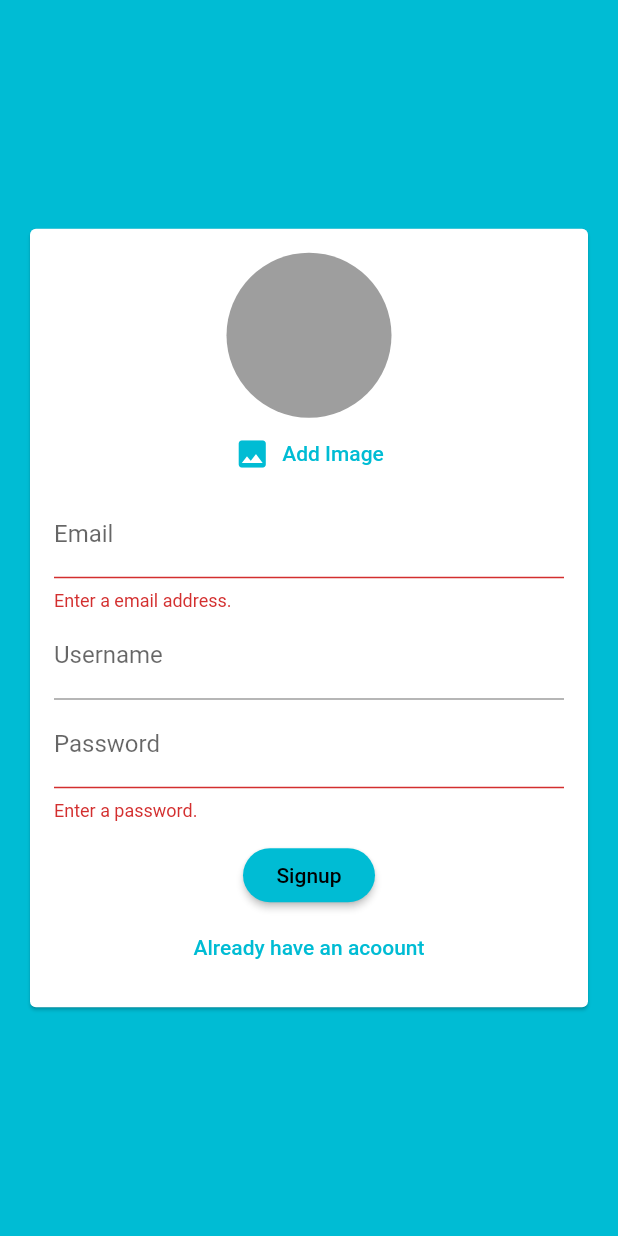
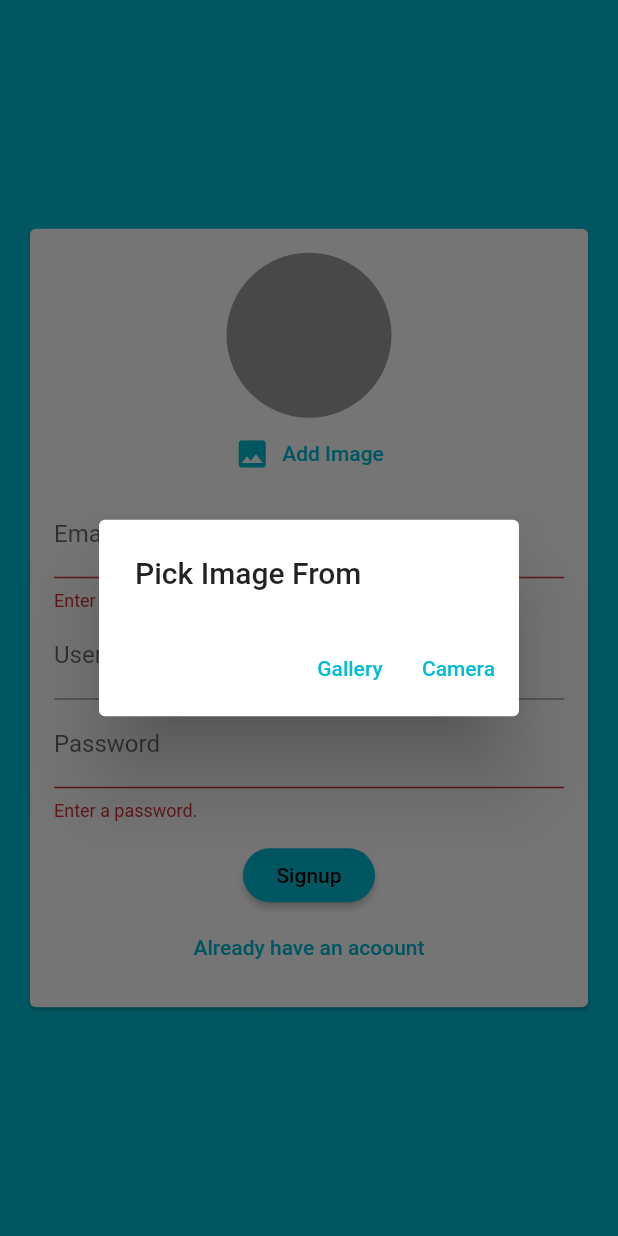
Before and after one commit to SharfarazMahmood/Postman, a Flutter app: the screen it shows after launch, after a tap on "Login", after a tap on "Create new account", after a tap on "Add Image", on a phone screen of 412 x 824 dp. Run offline on Flutter 3.47's test engine with Material 2 defaults, Android fonts, the phone set to English and light mode, and no system bars; our stand-ins replace cloud_firestore, firebase_auth, firebase_storage, image_picker; accounts and stored records are empty.

Commit message:
User image upload to cloud firestore, User images shown for incoming messages.

```diff
--- a/lib/widgets/auth/auth_form.dart
+++ b/lib/widgets/auth/auth_form.dart
@@ -1,15 +1,20 @@
+import 'dart:io';
+
 import 'package:flutter/material.dart';
 import 'package:postman/widgets/picker/user_image_picker.dart';
 
 class Authform extends StatefulWidget {
   final bool isLoading;
-  final void Function(
+  final void Function({
     String email,
     String username,
     String password,
+    File userImage,
     bool isLogin,
     BuildContext ctx,
-  ) submitFunc;
+  }) submitFunc;
+
+
   const Authform({
     Key key,
     this.submitFunc,
@@ -26,18 +31,33 @@ class _AuthformState extends State<Authform> {
   String _userEmail = '';
   String _userName = '';
   String _userPassword = '';
+  File _userImageFile;
+
+  void _pickedImage(File image) {
+    _userImageFile = image;
+  }
 
   void _trySubmit() {
     final isValid = _formKey.currentState.validate();
     FocusScope.of(context).unfocus();
+    if ( !_isLogin  && _userImageFile == null) {
+      ScaffoldMessenger.of(context).showSnackBar(
+        SnackBar(
+          content: const Text("Please pick an image"),
+          backgroundColor: Theme.of(context).errorColor,
+        ),
+      );
+      return;
+    }
     if (isValid) {
       _formKey.currentState.save();
       widget.submitFunc(
-        _userEmail.trim(),
-        _userName.trim(),
-        _userPassword,
-        _isLogin,
-        context,
+        email: _userEmail.trim(),
+        username: _userName.trim(),
+        userImage: _userImageFile,
+        password: _userPassword,
+        isLogin: _isLogin,
+        ctx: context,
       );
 
       // use these values to sent to auth request............
@@ -57,7 +77,7 @@ class _AuthformState extends State<Authform> {
               child: Column(
                 mainAxisSize: MainAxisSize.min,
                 children: <Widget>[
-                  if (!_isLogin) UserImagePicker(),
+                  if (!_isLogin) UserImagePicker(imagePickedFnc: _pickedImage),
                   TextFormField(
                     key: const ValueKey('email'),
                     validator: (value) {
--- a/lib/widgets/chat/messages.dart
+++ b/lib/widgets/chat/messages.dart
@@ -40,6 +40,7 @@ class Messages extends StatelessWidget {
               itemBuilder: (ctx, index) => MessageBubble(
                 message: chatDocs[index]['text'],
                 username: chatDocs[index]['username'],
+                userImage: chatDocs[index]['userImage'],
                 isMe: chatDocs[index]['userId'] == futureSnapshot.data.uid,
                 key: ValueKey(chatDocs[index].documentID),
               ),
--- a/lib/widgets/chat/new_message.dart
+++ b/lib/widgets/chat/new_message.dart
@@ -21,6 +21,7 @@ class _NewMessageState extends State<NewMessage> {
       'createdAt': Timestamp.now(),
       'userId': user.uid,
       'username': userData['username'],
+      'userImage': userData['image_url'],
     });
     _textController.clear();
     setState(() {
--- a/lib/widgets/picker/user_image_picker.dart
+++ b/lib/widgets/picker/user_image_picker.dart
@@ -3,6 +3,9 @@ import 'package:flutter/material.dart';
 import 'package:image_picker/image_picker.dart';
 
 class UserImagePicker extends StatefulWidget {
+  final Function(File pickedImage) imagePickedFnc;
+
+  const UserImagePicker({this.imagePickedFnc});
   @override
   _UserImagePickerState createState() => _UserImagePickerState();
 }
@@ -10,43 +13,50 @@ class UserImagePicker extends StatefulWidget {
 class _UserImagePickerState extends State<UserImagePicker> {
   File _pickedImage;
 
-  void _pickImage() async {
-    // ImagePicker.pickImage();
-    // final ImageSource source = await _selectOption();
-    final picker = ImagePicker();
-    final pickedImage = await picker.getImage(source: ImageSource.gallery);
-    final pickedImageFile = File(pickedImage.path);
+  void _pickImage(ImageSource source) async {
+    try {
+      final picker = ImagePicker();
+      final pickedImage = await picker.getImage(
+        source: source,
+        imageQuality: 50,
+        maxWidth: 200,
+      );
+      final pickedImageFile = File(pickedImage.path);
 
-    setState(() {
-      _pickedImage = pickedImageFile;
-    });
+      setState(() {
+        _pickedImage = pickedImageFile;
+      });
+      widget.imagePickedFnc(pickedImageFile);
+    } catch (error) {
+      // TODO
+      // print(error);
+    }
   }
 
-  // Future<ImageSource> _selectOption() async {
-  //   ImageSource selectedOption;
-  //    await showDialog(
-  //     context: context,
-  //     builder: (ctx) => AlertDialog(
-  //       title: const Text('Pick Image From'),
-  //       actions: <Widget>[
-  //         TextButton(
-  //           child: const Text('Gallery'),
-  //           onPressed: () {
-  //             selectedOption = ImageSource.gallery;
-  //           },
-  //         ),
-  //         TextButton(
-  //           child: const Text('Camera'),
-  //           onPressed: () {
-  //             selectedOption = ImageSource.camera;
-  //           },
-  //         )
-  //       ],
-  //     ),
-  //   );
-  //
-  //   return selectedOption;
-  // }
+  _selectImage() {
+    showDialog(
+      context: context,
+      builder: (ctx) => AlertDialog(
+        title: const Text('Pick Image From'),
+        actions: <Widget>[
+          TextButton(
+            child: const Text('Gallery'),
+            onPressed: () {
+              _pickImage(ImageSource.gallery);
+              Navigator.of(context).pop();
+            },
+          ),
+          TextButton(
+            child: const Text('Camera'),
+            onPressed: () {
+              _pickImage(ImageSource.camera);
+              Navigator.of(context).pop();
+            },
+          ),
+        ],
+      ),
+    );
+  }
 
   @override
   Widget build(BuildContext context) {
@@ -59,7 +69,7 @@ class _UserImagePickerState extends State<UserImagePicker> {
               _pickedImage != null ? FileImage(_pickedImage) : null,
         ),
         TextButton.icon(
-          onPressed: _pickImage,
+          onPressed: _selectImage,
           icon: const Icon(Icons.image),
           label: Text(
             'Add Image',
--- a/pubspec.yaml
+++ b/pubspec.yaml
@@ -36,7 +36,9 @@ dependencies:
   cupertino_icons: ^1.0.2
   cloud_firestore: ^0.13.5
   firebase_auth: ^0.16.1
+  firebase_storage: ^3.1.5
   image_picker: ^0.6.5+3
+  # image_picker: ^0.8.4+2
 
 dev_dependencies:
   flutter_test:
```
Also changed, not shown: lib/screens/auth_screen.dart (+18 -3 lines), lib/widgets/chat/message_bubble.dart (+37 -7 lines), pubspec.lock, 1 other file.
